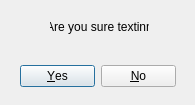
This is code/ui/areyousure.ui in Danielos15/Skil-1-Verklegt-n-mskei-1 as Qt 5 draws it before an edit. The edited form follows.
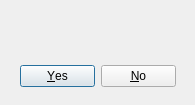
This is the edited form.

```diff
--- a/code/ui/areyousure.ui
+++ b/code/ui/areyousure.ui
@@ -18,12 +18,30 @@
     <rect>
      <x>50</x>
      <y>20</y>
-     <width>99</width>
-     <height>31</height>
+     <width>100</width>
+     <height>40</height>
     </rect>
    </property>
+   <property name="sizePolicy">
+    <sizepolicy hsizetype="Fixed" vsizetype="Fixed">
+     <horstretch>0</horstretch>
+     <verstretch>0</verstretch>
+    </sizepolicy>
+   </property>
+   <property name="minimumSize">
+    <size>
+     <width>100</width>
+     <height>40</height>
+    </size>
+   </property>
+   <property name="maximumSize">
+    <size>
+     <width>100</width>
+     <height>40</height>
+    </size>
+   </property>
    <property name="text">
-    <string>Are you sure textinn</string>
+    <string/>
    </property>
    <property name="alignment">
     <set>Qt::AlignHCenter|Qt::AlignTop</set>
```
